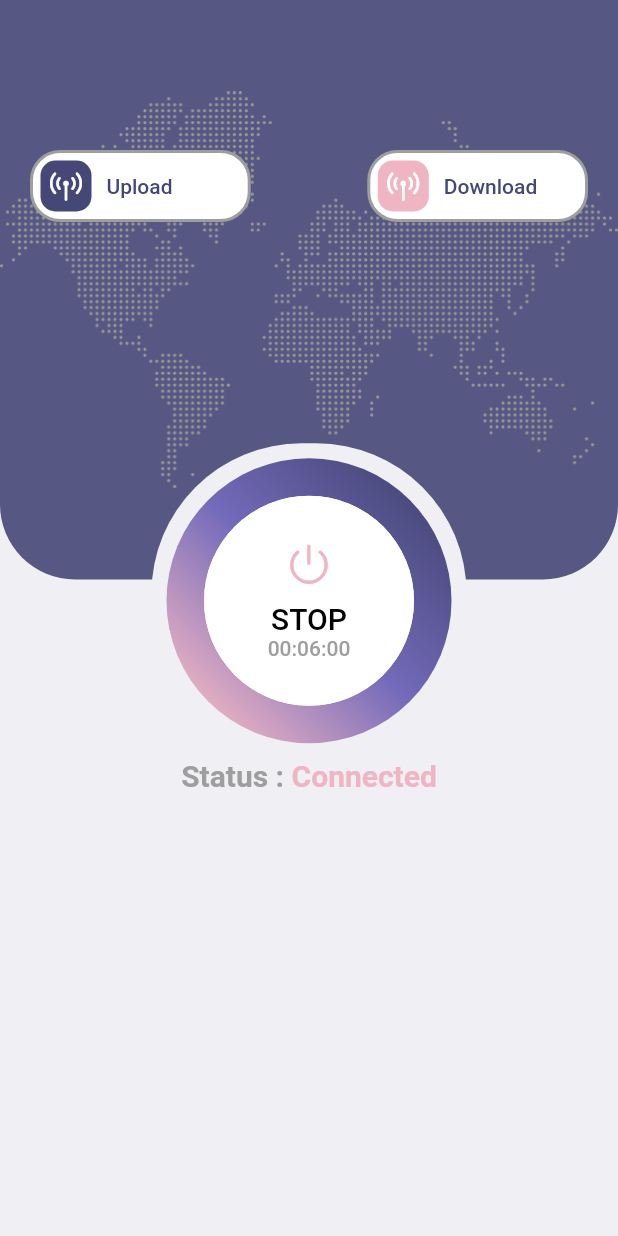
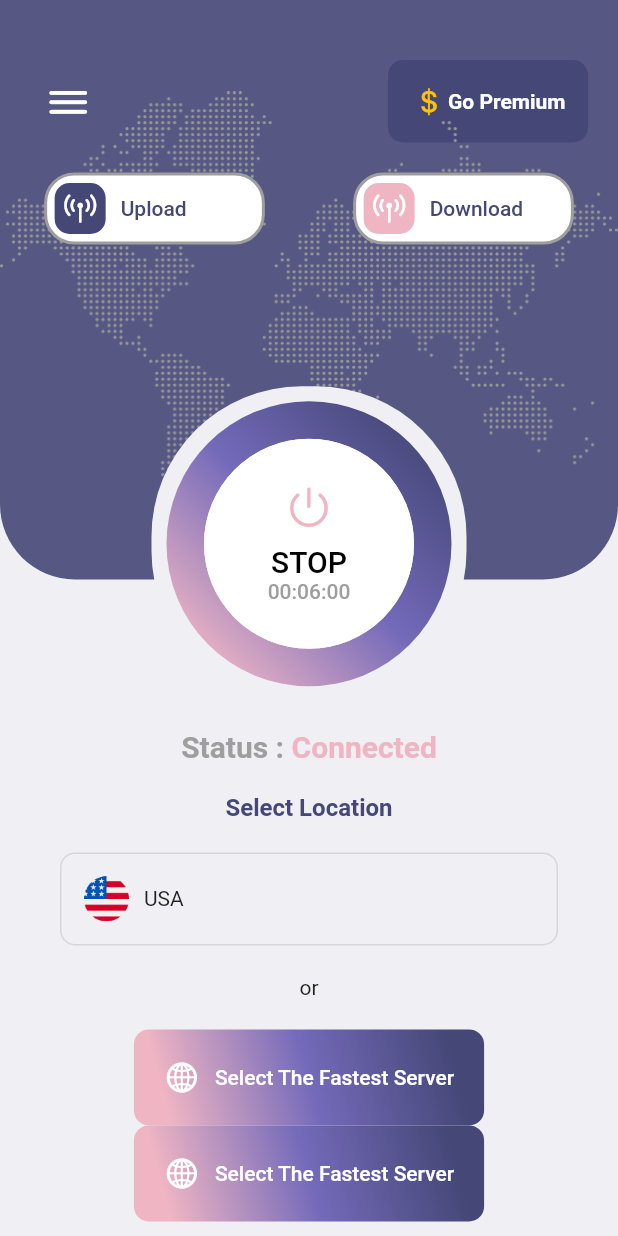
Before and after one commit to imamabdulazis/FlutterVPN, a Flutter app: the screen it shows after launch, on a phone screen of 412 x 824 dp. Run offline on Flutter 3.47's test engine with Material 2 defaults, Android fonts, the phone set to English and light mode, and no system bars; our stand-ins replace get.

Commit message:
update home screen

```diff
--- a/lib/main.dart
+++ b/lib/main.dart
@@ -1,5 +1,5 @@
-import 'package:VarxVPN/presentation/screens/home_screen.dart';
-import 'package:VarxVPN/presentation/screens/not_found_screen.dart';
+import 'package:VarxVPN/presentation/screens/home/home_screen.dart';
+import 'package:VarxVPN/presentation/screens/not_found/not_found_screen.dart';
 import 'package:flutter/material.dart';
 
 void main() {
@@ -21,8 +21,8 @@ class App extends StatelessWidget {
         primarySwatch: Colors.blue,
         visualDensity: VisualDensity.adaptivePlatformDensity,
       ),
-      home: HomeScreen(),
-      onUnknownRoute: (RouteSettings rs) => new MaterialPageRoute(
+      home: const HomeScreen(),
+      onUnknownRoute: (RouteSettings rs) => MaterialPageRoute(
         builder: (context) => NotFoundScreen(),
       ),
     );
--- a/lib/presentation/components/utility/palette.dart
+++ b/lib/presentation/components/utility/palette.dart
@@ -4,5 +4,6 @@ class Palette {
   static const Color primaryColor = Color(0xFF454777);
   static const Color accentColor = Color(0xFF746ABA);
   static const Color pinkColor = Color(0xFFEFB5C3);
+  static const Color secondPinkColor = Color(0xFFc78b99);
   static const Color yellowColor = Color(0xFFFFCF55);
 }
--- /dev/null
+++ b/lib/presentation/components/widget/button_gradient.dart
@@ -0,0 +1,51 @@
+import 'package:VarxVPN/presentation/components/utility/palette.dart';
+import 'package:flutter/cupertino.dart';
+import 'package:flutter/material.dart';
+
+class ButtonGradient extends StatelessWidget {
+  const ButtonGradient({Key key, this.title}) : super(key: key);
+
+  final String title;
+
+  @override
+  Widget build(BuildContext context) {
+    return Ink(
+      decoration: BoxDecoration(
+        borderRadius: BorderRadius.circular(10),
+        gradient: const LinearGradient(
+          begin: Alignment.topRight,
+          end: Alignment.bottomLeft,
+          stops: <double>[0.1, 0.5, 0.9],
+          colors: <Color>[
+            Palette.primaryColor,
+            Palette.accentColor,
+            Palette.pinkColor,
+          ],
+        ),
+      ),
+      child: InkWell(
+        onTap: () {},
+        borderRadius: BorderRadius.circular(10),
+        child: Padding(
+            padding: const EdgeInsets.all(20.0),
+            child: Wrap(
+              crossAxisAlignment: WrapCrossAlignment.center,
+              children: <Widget>[
+                const Icon(
+                  CupertinoIcons.globe,
+                  color: Colors.white,
+                ),
+                const SizedBox(width: 10),
+                Text(
+                  title,
+                  style: Theme.of(context)
+                      .primaryTextTheme
+                      .button
+                      .copyWith(color: Colors.white),
+                ),
+              ],
+            )),
+      ),
+    );
+  }
+}
--- /dev/null
+++ b/lib/presentation/screens/home/home_screen.dart
@@ -0,0 +1,277 @@
+import 'package:VarxVPN/presentation/components/utility/palette.dart';
+import 'package:VarxVPN/presentation/components/utility/screen_aware.dart';
+import 'package:VarxVPN/presentation/components/widget/button_gradient.dart';
+import 'package:VarxVPN/presentation/screens/home/local_widget/button_premium.dart';
+import 'package:VarxVPN/presentation/screens/home/local_widget/location.dart';
+import 'package:flutter/cupertino.dart';
+import 'package:flutter/material.dart';
+import 'package:get/get.dart';
+
+class HomeScreen extends StatefulWidget {
+  const HomeScreen({Key key}) : super(key: key);
+
+  @override
+  _HomeScreenState createState() => _HomeScreenState();
+}
+
+class _HomeScreenState extends State<HomeScreen> {
+  ValueNotifier<bool> isConnecting = ValueNotifier<bool>(false);
+
+  @override
+  Widget build(BuildContext context) {
+    final Size size = MediaQuery.of(context).size;
+    return Scaffold(
+      backgroundColor: CupertinoColors.extraLightBackgroundGray,
+      body: CustomScrollView(
+        physics: const BouncingScrollPhysics(),
+        slivers: [
+          SliverToBoxAdapter(
+            child: Container(
+              height: screenAwareSize(300, context) + 100,
+              child: Stack(
+                children: <Widget>[
+                  Container(
+                      width: double.infinity,
+                      height: screenAwareSize(300, context),
+                      padding: const EdgeInsets.only(
+                        top: 40,
+                      ),
+                      decoration: BoxDecoration(
+                          color: Palette.primaryColor.withOpacity(0.9),
+                          image: const DecorationImage(
+                            image: AssetImage('assets/img/map.png'),
+                            fit: BoxFit.contain,
+                          ),
+                          borderRadius: const BorderRadius.only(
+                            bottomLeft: Radius.circular(50),
+                            bottomRight: Radius.circular(50),
+                          )),
+                      child: Column(
+                        mainAxisAlignment: MainAxisAlignment.start,
+                        children: [
+                          Padding(
+                            padding: const EdgeInsets.symmetric(horizontal: 20),
+                            child: Row(
+                              mainAxisAlignment: MainAxisAlignment.spaceBetween,
+                              children: [
+                                Ink(
+                                  child: InkWell(
+                                    onTap: () {},
+                                    child: const Padding(
+                                      padding: EdgeInsets.all(8.0),
+                                      child: Icon(
+                                        CupertinoIcons.bars,
+                                        size: 35,
+                                        color: Colors.white,
+                                      ),
+                                    ),
+                                  ),
+                                ),
+                                ButtonPremium(
+                                  onTap: (){
+                                    print("IMAM");
+                                  },
+                                ),
+                              ],
+                            ),
+                          ),
+                          const SizedBox(height: 20),
+                          Row(
+                            mainAxisAlignment: MainAxisAlignment.spaceAround,
+                            children: <Widget>[
+                              buildIndicator(
+                                size: size,
+                                position: 'left',
+                                title: 'Upload',
+                              ),
+                              buildIndicator(
+                                size: size,
+                                position: 'right',
+                                title: 'Download',
+                              ),
+                            ],
+                          ),
+                        ],
+                      )),
+                  buildCenterButton(),
+                ],
+              ),
+            ),
+          ),
+          SliverToBoxAdapter(
+            child: Container(
+              margin: const EdgeInsets.only(top: 0),
+              child: Column(
+                children: [
+                  ///other [Content]
+                  RichText(
+                    text: const TextSpan(
+                      text: 'Status : ',
+                      style: TextStyle(
+                        fontWeight: FontWeight.bold,
+                        color: Colors.grey,
+                        fontSize: 20,
+                      ),
+                      children: <TextSpan>[
+                        TextSpan(
+                          text: 'Connected',
+                          style: TextStyle(
+                              fontWeight: FontWeight.bold,
+                              color: Palette.pinkColor,
+                              fontSize: 20),
+                        ),
+                      ],
+                    ),
+                  ),
+
+                  /// location
+                  LocationWidget(),
+                  const Padding(
+                    padding: EdgeInsets.only(bottom: 20),
+                    child: Text('or'),
+                  ),
+                  const ButtonGradient(
+                    title: 'Select The Fastest Server',
+                  ),
+                  const ButtonGradient(
+                    title: 'Select The Fastest Server',
+                  ),
+                ],
+              ),
+            ),
+          )
+        ],
+      ),
+    );
+  }
+
+  Widget buildIndicator({
+    final Size size,
+    final String title,
+    final String position,
+  }) {
+    return Column(
+      children: <Widget>[
+        Container(
+          width: size.width / 2.8,
+          padding: const EdgeInsets.all(5),
+          decoration: BoxDecoration(
+            color: Colors.white,
+            border: Border.all(color: Colors.grey, width: 2),
+            borderRadius: BorderRadius.circular(20),
+          ),
+          child: Row(
+            children: <Widget>[
+              Container(
+                padding: const EdgeInsets.all(5),
+                decoration: BoxDecoration(
+                  borderRadius: BorderRadius.circular(10),
+                  color: position == 'left'
+                      ? Palette.primaryColor
+                      : Palette.pinkColor,
+                ),
+                child: const Icon(
+                  CupertinoIcons.antenna_radiowaves_left_right,
+                  color: Colors.white,
+                ),
+              ),
+              const SizedBox(
+                width: 10,
+              ),
+              Text(
+                position == 'left' ? 'Upload' : 'Download',
+                style: Theme.of(context)
+                    .primaryTextTheme
+                    .button
+                    .copyWith(color: Palette.primaryColor),
+              ),
+            ],
+          ),
+        ),
+      ],
+    );
+  }
+
+  Widget buildCenterButton() {
+    return Positioned(
+      top: screenAwareSize(200, context),
+      left: (Get.width - 210) / 2,
+      child: Container(
+        width: 210.0,
+        height: 210.0,
+        padding: const EdgeInsets.all(10),
+        decoration: BoxDecoration(
+          borderRadius: BorderRadius.circular(100),
+          color: CupertinoColors.extraLightBackgroundGray,
+        ),
+        child: Align(
+          alignment: Alignment.center,
+          child: Container(
+            width: 200.0,
+            height: 200.0,
+            decoration: const BoxDecoration(
+              shape: BoxShape.circle,
+              gradient: LinearGradient(
+                begin: Alignment.topRight,
+                end: Alignment.bottomLeft,
+                stops: <double>[0.1, 0.5, 0.9],
+                colors: <Color>[
+                  Palette.primaryColor,
+                  Palette.accentColor,
+                  Palette.pinkColor,
+                ],
+              ),
+            ),
+            // child: Align(
+            //   alignment: Alignment.center,
+            //   child: SpinKitRipple(
+            //     color: Colors.white,
+            //     size: 190.0,
+            //   ),
+            // ),
+            child: Align(
+              alignment: Alignment.center,
+              child: Material(
+                borderRadius: BorderRadius.circular(150),
+                color: Colors.white,
+                child: Ink(
+                  width: 140.0,
+                  height: 140.0,
+                  decoration: BoxDecoration(
+                    color: Colors.white,
+                    borderRadius: BorderRadius.circular(150),
+                  ),
+                  child: InkWell(
+                    borderRadius: BorderRadius.circular(150),
+                    onTap: () {},
+                    child: Column(
+                      mainAxisAlignment: MainAxisAlignment.center,
+                      children: <Widget>[
+                        const Icon(
+                          CupertinoIcons.power,
+                          size: 30,
+                          color: Palette.pinkColor,
+                        ),
+                        const SizedBox(height: 10),
+                        Text('STOP',
+                            style: Theme.of(context)
+                                .primaryTextTheme
+                                .button
+                                .copyWith(color: Colors.black, fontSize: 20)),
+                        Text('00:06:00',
+                            style: Theme.of(context)
+                                .primaryTextTheme
+                                .button
+                                .copyWith(color: Colors.grey, fontSize: 14)),
+                      ],
+                    ),
+                  ),
+                ),
+              ),
+            ),
+          ),
+        ),
+      ),
+    );
+  }
+}
--- /dev/null
+++ b/lib/presentation/screens/home/local_widget/button_premium.dart
@@ -0,0 +1,41 @@
+import 'package:VarxVPN/presentation/components/utility/palette.dart';
+import 'package:flutter/cupertino.dart';
+import 'package:flutter/material.dart';
+
+class ButtonPremium extends StatelessWidget {
+  const ButtonPremium({Key key, this.onTap}) : super(key: key);
+  final Function onTap;
+
+  @override
+  Widget build(BuildContext context) {
+    return Ink(
+      decoration: BoxDecoration(
+        color: Palette.primaryColor,
+        borderRadius: BorderRadius.circular(10),
+      ),
+      child: InkWell(
+        onTap: onTap,
+        splashColor: Colors.white.withOpacity(0.6),
+        child: Padding(
+          padding: const EdgeInsets.all(15.0),
+          child: Row(
+            children: <Widget>[
+              const Icon(
+                CupertinoIcons.money_dollar,
+                color: Colors.amber,
+                size: 25,
+              ),
+              Text(
+                'Go Premium',
+                style: Theme.of(context).primaryTextTheme.button.copyWith(
+                      color: Colors.white,
+                      fontWeight: FontWeight.bold,
+                    ),
+              )
+            ],
+          ),
+        ),
+      ),
+    );
+  }
+}
--- /dev/null
+++ b/lib/presentation/screens/home/local_widget/location.dart
@@ -0,0 +1,51 @@
+import 'package:VarxVPN/presentation/components/utility/palette.dart';
+import 'package:flutter/material.dart';
+import 'package:get/get.dart';
+
+class LocationWidget extends StatefulWidget {
+  @override
+  _LocationWidgetState createState() => _LocationWidgetState();
+}
+
+class _LocationWidgetState extends State<LocationWidget> {
+  @override
+  Widget build(BuildContext context) {
+    return Container(
+      padding: const EdgeInsets.all(20),
+      width: Get.width - 40,
+      child: Column(
+        crossAxisAlignment: CrossAxisAlignment.center,
+        children: [
+          Text(
+            'Select Location',
+            style: Theme.of(context).primaryTextTheme.button.copyWith(
+                  color: Palette.primaryColor,
+                  fontWeight: FontWeight.bold,
+                  fontSize: 16,
+                ),
+          ),
+          const SizedBox(height: 20),
+          Container(
+            padding: const EdgeInsets.all(15),
+            decoration: BoxDecoration(
+              border: Border.all(color: Colors.grey.withOpacity(0.3)),
+              borderRadius: BorderRadius.circular(10),
+            ),
+            child: Row(
+              crossAxisAlignment: CrossAxisAlignment.center,
+              children: <Widget>[
+                Image.asset(
+                  'assets/img/us.png',
+                  width: 30,
+                  height: 30,
+                ),
+                const SizedBox(width: 10),
+                Text('USA'),
+              ],
+            ),
+          ),
+        ],
+      ),
+    );
+  }
+}
--- a/lib/presentation/screens/home_screen.dart
+++ /dev/null
@@ -1,214 +0,0 @@
-import 'package:VarxVPN/presentation/components/utility/palette.dart';
-import 'package:VarxVPN/presentation/components/utility/screen_aware.dart';
-import 'package:flutter/cupertino.dart';
-import 'package:flutter/material.dart';
-import 'package:flutter_spinkit/flutter_spinkit.dart';
-
-class HomeScreen extends StatefulWidget {
-  const HomeScreen({Key key}) : super(key: key);
-
-  @override
-  _HomeScreenState createState() => _HomeScreenState();
-}
-
-class _HomeScreenState extends State<HomeScreen> {
-  ValueNotifier<bool> isConnecting = ValueNotifier<bool>(false);
-
-  @override
-  Widget build(BuildContext context) {
-    final Size size = MediaQuery.of(context).size;
-    return Scaffold(
-        backgroundColor: CupertinoColors.extraLightBackgroundGray,
-        body: Stack(
-          children: <Widget>[
-            Container(
-              width: double.infinity,
-              height: screenAwareSize(300, context),
-              decoration: BoxDecoration(
-                  color: Palette.primaryColor.withOpacity(0.9),
-                  image: const DecorationImage(
-                    image: AssetImage('assets/img/map.png'),
-                    fit: BoxFit.contain,
-                  ),
-                  borderRadius: const BorderRadius.only(
-                    bottomLeft: Radius.circular(50),
-                    bottomRight: Radius.circular(50),
-                  )),
-            ),
-            buildIndicator(
-              size: size,
-              position: 'left',
-              title: 'Upload',
-            ),
-            buildIndicator(
-              size: size,
-              position: 'right',
-              title: 'Download',
-            ),
-            buildCenterButton(),
-          ],
-        ));
-  }
-
-  Widget buildIndicator({
-    final Size size,
-    final String title,
-    final String position,
-  }) {
-    return Positioned(
-      top: 100,
-      left: position == 'left' ? 20 : null,
-      right: position == 'right' ? 20 : null,
-      child: Column(
-        children: <Widget>[
-          Container(
-            width: size.width / 2.8,
-            padding: const EdgeInsets.all(5),
-            decoration: BoxDecoration(
-              color: Colors.white,
-              border: Border.all(color: Colors.grey, width: 2),
-              borderRadius: BorderRadius.circular(20),
-            ),
-            child: Row(
-              children: <Widget>[
-                Container(
-                  padding: const EdgeInsets.all(5),
-                  decoration: BoxDecoration(
-                    borderRadius: BorderRadius.circular(10),
-                    color: position == 'left'
-                        ? Palette.primaryColor
-                        : Palette.pinkColor,
-                  ),
-                  child: const Icon(
-                    CupertinoIcons.antenna_radiowaves_left_right,
-                    color: Colors.white,
-                  ),
-                ),
-                const SizedBox(
-                  width: 10,
-                ),
-                Text(
-                  position == 'left' ? 'Upload' : 'Download',
-                  style: Theme.of(context)
-                      .primaryTextTheme
-                      .button
-                      .copyWith(color: Palette.primaryColor),
-                ),
-              ],
-            ),
-          ),
-        ],
-      ),
-    );
-  }
-
-  Widget buildCenterButton() {
-    return Align(
-      alignment: Alignment.center,
-      child: Column(
-        mainAxisAlignment: MainAxisAlignment.center,
-        children: <Widget>[
-          Container(
-            width: 210.0,
-            height: 210.0,
-            padding: const EdgeInsets.all(10),
-            decoration: BoxDecoration(
-              borderRadius: BorderRadius.circular(100),
-              color: CupertinoColors.extraLightBackgroundGray,
-            ),
-            child: Align(
-              alignment: Alignment.center,
-              child: Container(
-                width: 200.0,
-                height: 200.0,
-                decoration: const BoxDecoration(
-                  shape: BoxShape.circle,
-                  gradient: LinearGradient(
-                    begin: Alignment.topRight,
-                    end: Alignment.bottomLeft,
-                    stops: <double>[0.1, 0.5, 0.9],
-                    colors: <Color>[
-                      Palette.primaryColor,
-                      Palette.accentColor,
-                      Palette.pinkColor,
-                    ],
-                  ),
-                ),
-                // child: Align(
-                //   alignment: Alignment.center,
-                //   child: SpinKitRipple(
-                //     color: Colors.white,
-                //     size: 190.0,
-                //   ),
-                // ),
-                child: Align(
-                  alignment: Alignment.center,
-                  child: Material(
-                    borderRadius: BorderRadius.circular(150),
-                    color: Colors.white,
-                    child: Ink(
-                      width: 140.0,
-                      height: 140.0,
-                      decoration: BoxDecoration(
-                        color: Colors.white,
-                        borderRadius: BorderRadius.circular(150),
-                      ),
-                      child: InkWell(
-                        borderRadius: BorderRadius.circular(150),
-                        onTap: () {},
-                        child: Column(
-                          mainAxisAlignment: MainAxisAlignment.center,
-                          children: <Widget>[
-                            const Icon(
-                              CupertinoIcons.power,
-                              size: 30,
-                              color: Palette.pinkColor,
-                            ),
-                            const SizedBox(height: 10),
-                            Text('STOP',
-                                style: Theme.of(context)
-                                    .primaryTextTheme
-                                    .button
-                                    .copyWith(
-                                        color: Colors.black, fontSize: 20)),
-                            Text('00:06:00',
-                                style: Theme.of(context)
-                                    .primaryTextTheme
-                                    .button
-                                    .copyWith(
-                                        color: Colors.grey, fontSize: 14)),
-                          ],
-                        ),
-                      ),
-                    ),
-                  ),
-                ),
-              ),
-            ),
-          ),
-
-          ///other [Content]
-          RichText(
-            text: const TextSpan(
-              text: 'Status : ',
-              style: TextStyle(
-                fontWeight: FontWeight.bold,
-                color: Colors.grey,
-                fontSize: 20,
-              ),
-              children: <TextSpan>[
-                TextSpan(
-                  text: 'Connected',
-                  style: TextStyle(
-                      fontWeight: FontWeight.bold,
-                      color: Palette.pinkColor,
-                      fontSize: 20),
-                ),
-              ],
-            ),
-          ),
-        ],
-      ),
-    );
-  }
-}
```
Also changed, not shown: assets/img/us.png (added), lib/presentation/screens/not_found/not_found_screen.dart (renamed from lib/presentation/screens/not_found_screen.dart), 1 other file.
